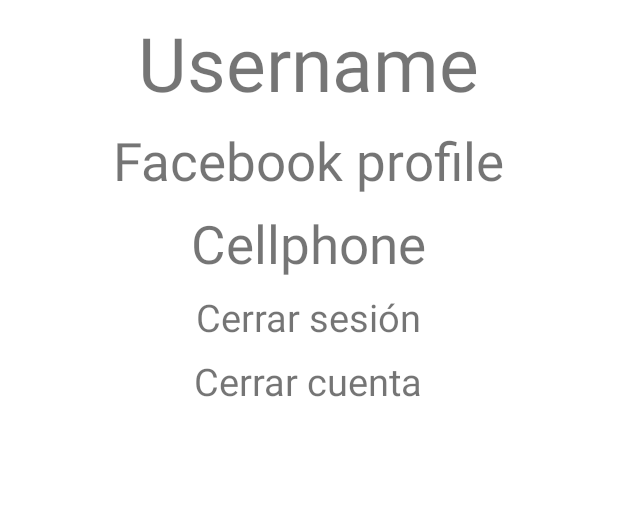
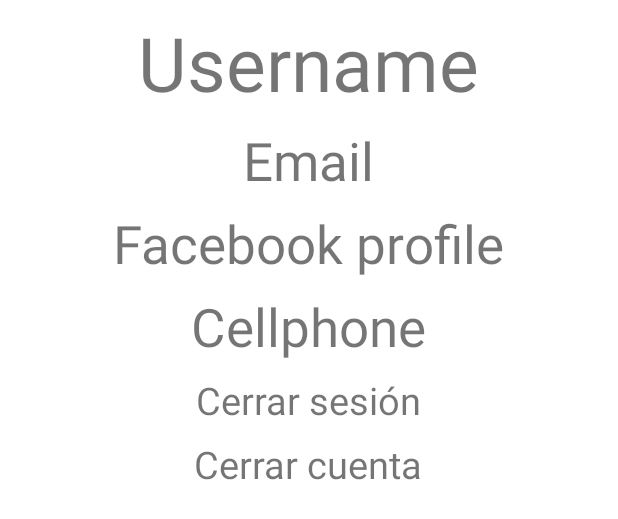
Before and after one commit to juannpmari/android-fishing-app, an Android app: the layout fragment_profile.xml on its own in the app's theme, with its tools: preview values and no code run, on a phone screen of 412 x 824 dp. Shown: the top 519 px of the screen. Run offline under Robolectric (Android 15) with nearby library versions, the phone set to English and light mode, and no system bars.

Commit message:
ui_change

```diff
--- a/app/src/main/java/com/argentinapesca/argentinapesca/presentation/auth/AuthViewModel.kt
+++ b/app/src/main/java/com/argentinapesca/argentinapesca/presentation/auth/AuthViewModel.kt
@@ -28,6 +28,10 @@ class AuthViewModel(private val repo: AuthRepository) : ViewModel() {
             emit(e)
         }
     }
+
+    fun getUserInfo() = liveData(Dispatchers.IO){
+        emit(repo.getUserInfo())
+    }
 }
 
 class AuthViewModelFactory(private val repo: AuthRepository) : ViewModelProvider.Factory {
--- a/app/src/main/java/com/argentinapesca/argentinapesca/repository/auth/AuthRepository.kt
+++ b/app/src/main/java/com/argentinapesca/argentinapesca/repository/auth/AuthRepository.kt
@@ -1,9 +1,11 @@
 package com.argentinapesca.argentinapesca.repository.auth
 
+import com.argentinapesca.argentinapesca.data.model.UserData
 import com.argentinapesca.argentinapesca.data.remote.auth.AuthDataSource
 import com.google.firebase.auth.FirebaseUser
 
 interface AuthRepository {
     suspend fun signUp(email:String, password:String) : FirebaseUser?
     suspend fun signIn(email:String, password:String) : FirebaseUser?
+    suspend fun getUserInfo(): UserData
 }
--- a/app/src/main/java/com/argentinapesca/argentinapesca/repository/auth/AuthRepositoryImpl.kt
+++ b/app/src/main/java/com/argentinapesca/argentinapesca/repository/auth/AuthRepositoryImpl.kt
@@ -1,5 +1,6 @@
 package com.argentinapesca.argentinapesca.repository.auth
 
+import com.argentinapesca.argentinapesca.data.model.UserData
 import com.argentinapesca.argentinapesca.data.remote.auth.AuthDataSource
 import com.google.firebase.auth.FirebaseUser
 
@@ -10,4 +11,5 @@ class AuthRepositoryImpl(private val authDataSource: AuthDataSource) : AuthRepos
     override suspend fun signIn(email: String, password: String): FirebaseUser? =
         authDataSource.signIn(email, password)
 
+    override suspend fun getUserInfo(): UserData = authDataSource.getUserInfo()
 }
--- a/app/src/main/res/layout/fragment_profile.xml
+++ b/app/src/main/res/layout/fragment_profile.xml
@@ -14,6 +14,15 @@
         android:textSize="50dp"
         android:layout_gravity="center_horizontal"
         tools:text="Username"/>
+
+    <TextView
+        android:id="@+id/txt_email"
+        android:layout_width="wrap_content"
+        android:layout_height="wrap_content"
+        android:layout_marginTop="8dp"
+        android:textSize="35dp"
+        android:layout_gravity="center_horizontal"
+        tools:text="Email"/>
 
     <TextView
         android:id="@+id/txt_faceProfile"
```
Also changed, not shown: app/src/main/java/com/argentinapesca/argentinapesca/data/model/User.kt (+4 -4 lines), app/src/main/java/com/argentinapesca/argentinapesca/data/remote/auth/AuthDataSource.kt (+5 -5 lines), app/src/main/java/com/argentinapesca/argentinapesca/ui/home/ProfileFragment.kt (+25 -0 lines).
